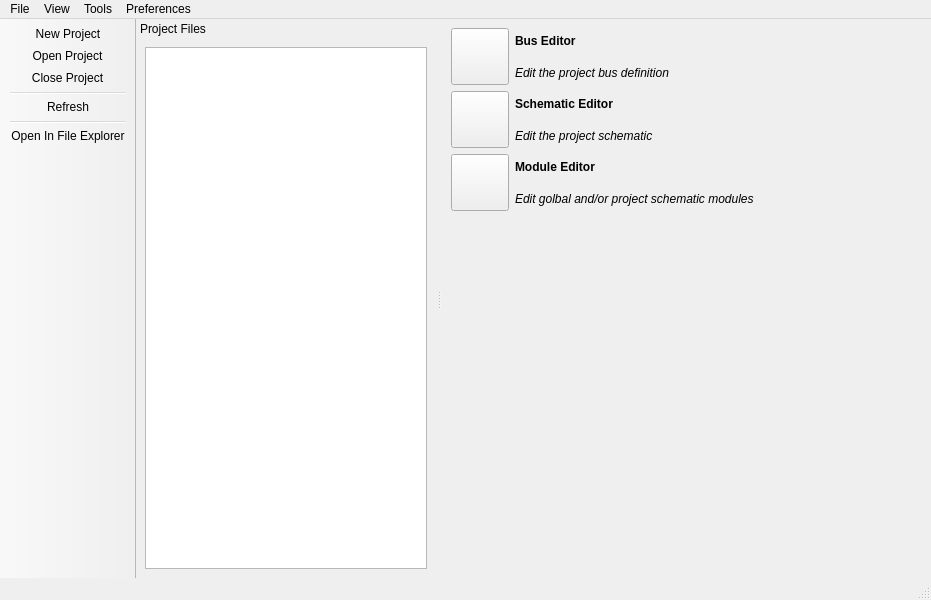
This is ui/mainwindow.ui in vowstar/qsoc as Qt 5 draws it before an edit. The edited form follows.
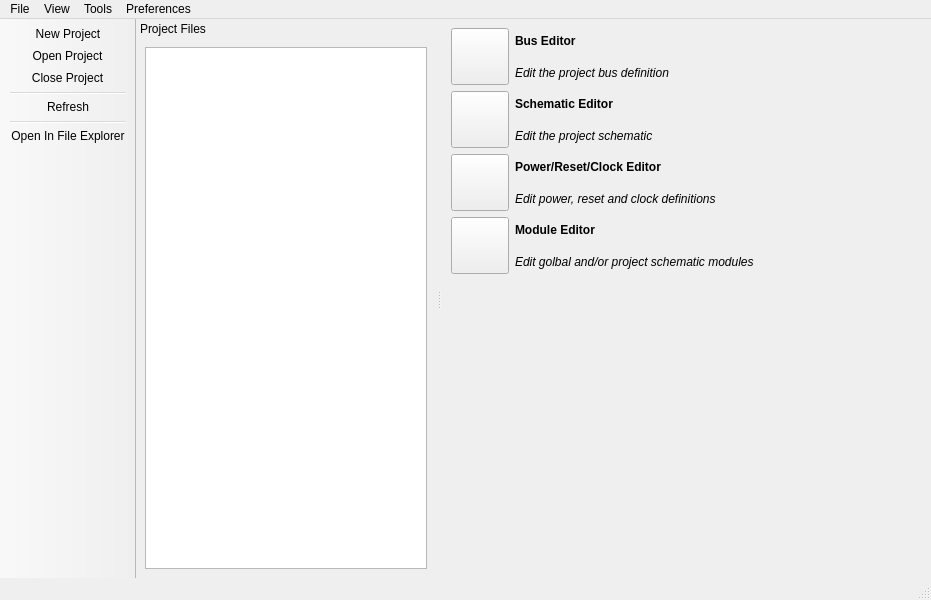
This is the edited form. Icons and pictures are not drawn.

Commit message:
feat(prc): Add Power/Reset/Clock editor window
- Implement PRC editor with schematic-based visual editing interface
- Add PRC primitive library with clock, reset, and power domain items
- Support file operations, undo/redo, and netlist export functionality

```diff
--- a/ui/mainwindow.ui
+++ b/ui/mainwindow.ui
@@ -101,6 +101,48 @@
         </item>
        </layout>
       </item>
+      <item>
+       <layout class="QHBoxLayout" name="horizontalLayoutPRCEditor">
+        <item>
+         <widget class="QToolButton" name="toolButtonPRCEditor">
+          <property name="iconSize">
+           <size>
+            <width>50</width>
+            <height>50</height>
+           </size>
+          </property>
+         </widget>
+        </item>
+        <item>
+         <layout class="QVBoxLayout" name="verticalLayoutPRCEditor">
+          <item>
+           <widget class="QLabel" name="labelPRCEditor">
+            <property name="font">
+             <font>
+              <bold>true</bold>
+             </font>
+            </property>
+            <property name="text">
+             <string>Power/Reset/Clock Editor</string>
+            </property>
+           </widget>
+          </item>
+          <item>
+           <widget class="QLabel" name="labelPRCEditorDetail">
+            <property name="font">
+             <font>
+              <italic>true</italic>
+             </font>
+            </property>
+            <property name="text">
+             <string>Edit power, reset and clock definitions</string>
+            </property>
+           </widget>
+          </item>
+         </layout>
+        </item>
+       </layout>
+      </item>
       <item>
        <layout class="QHBoxLayout" name="horizontalLayoutModuleEditor">
         <item>
```
Left out of the diff: 15 changed lines with no effect on the pictures. The commit also changes 15 other files.
